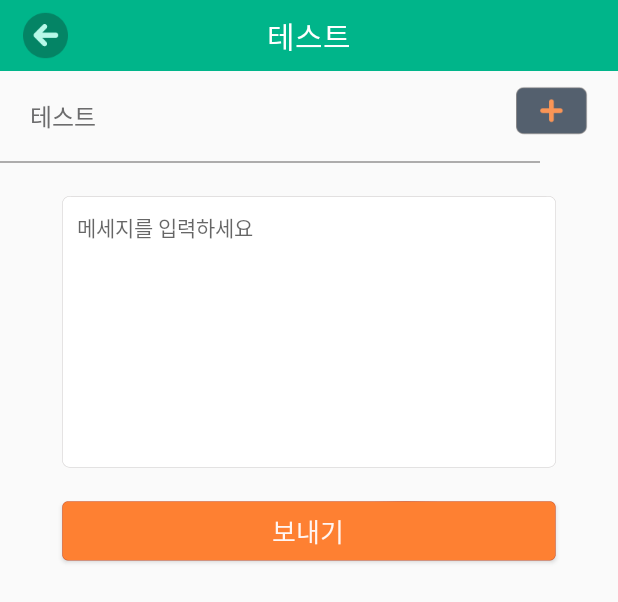
After one commit to choisungkuen/INTOIN, an Android app: the layout message_content.xml on its own in the app's theme, with its tools: preview values and no code run, on a phone screen of 412 x 824 dp. The commit adds this screen. Shown: the top 602 px of the screen. Run offline under Robolectric (Android 15) with nearby library versions, the phone set to English and light mode, and no system bars.

Commit message:
intoin app 레이아웃 작업내역

```diff
--- a/app/src/main/java/com/example/intoin/myapplication/util/Util.java
+++ b/app/src/main/java/com/example/intoin/myapplication/util/Util.java
@@ -1,10 +1,11 @@
 package com.example.intoin.myapplication.util;
 
 import android.app.Activity;
-import android.app.AlertDialog;
+
 import android.content.Context;
 import android.content.Intent;
 import android.graphics.Color;
+import android.support.v7.app.AlertDialog;
 import android.view.View;
 import android.view.Window;
 import android.view.WindowManager;
@@ -29,7 +30,7 @@ public class Util {
 
     //회원가입 성공 팝
     public static void JoinCompletePop(Context context,final Activity activity) {
-        AlertDialog.Builder ab = new AlertDialog.Builder(activity);
+        AlertDialog.Builder ab = new AlertDialog.Builder(context);
         View view = activity.getLayoutInflater().inflate(R.layout.login_dialog, null);
         view.setBackgroundColor(Color.TRANSPARENT);
         Button ok_bt = (Button)view.findViewById(R.id.ok_bt);
@@ -47,6 +48,7 @@ public class Util {
         lp.copyFrom(dialog1.getWindow().getAttributes());
         lp.width = WindowManager.LayoutParams.WRAP_CONTENT;
         lp.height = WindowManager.LayoutParams.WRAP_CONTENT;
+
         dialog1.show();
         Window window = dialog1.getWindow();
         window.setAttributes(lp);
@@ -57,7 +59,7 @@ public class Util {
 
     // 메시지 팝업
     public static void MSGCompletePop(Context context,final Activity activity, String text) {
-        AlertDialog.Builder ab = new AlertDialog.Builder(activity);
+        AlertDialog.Builder ab = new AlertDialog.Builder(context);
         View view = activity.getLayoutInflater().inflate(R.layout.msg_dialog, null);
         view.setBackgroundColor(Color.TRANSPARENT);
         Button ok_bt = (Button)view.findViewById(R.id.ok_bt);
@@ -92,7 +94,7 @@ public class Util {
 
     // 고객삭제 팝업
     public static void CustomerDeletePop(Context context,final Activity activity, String text) {
-        AlertDialog.Builder ab = new AlertDialog.Builder(activity);
+        AlertDialog.Builder ab = new AlertDialog.Builder(context);
         View view = activity.getLayoutInflater().inflate(R.layout.customer_dialog, null);
         view.setBackgroundColor(Color.TRANSPARENT);
         Button ok_bt = (Button)view.findViewById(R.id.ok_bt);
@@ -123,7 +125,7 @@ public class Util {
 
     // 라인등록 고객등록 팝업
     public static void CustomerAddePop(final Context context,final Activity activity) {
-        AlertDialog.Builder ab = new AlertDialog.Builder(activity);
+        AlertDialog.Builder ab = new AlertDialog.Builder(context);
         View view = activity.getLayoutInflater().inflate(R.layout.customeradd_dialog, null);
         view.setBackgroundColor(Color.TRANSPARENT);
         Button ok_bt = (Button)view.findViewById(R.id.ok_bt);
--- a/app/src/main/res/layout/app_bar_main.xml
+++ b/app/src/main/res/layout/app_bar_main.xml
@@ -28,6 +28,8 @@
             android:id="@+id/tabanim_tabs"
             android:layout_width="match_parent"
             android:layout_height="37dp"
+            app:tabGravity="fill"
+            app:tabMode="fixed"
 
             />
 
--- a/app/src/main/res/layout/login_dialog.xml
+++ b/app/src/main/res/layout/login_dialog.xml
@@ -2,6 +2,7 @@
 <RelativeLayout xmlns:android="http://schemas.android.com/apk/res/android"
     android:layout_width="match_parent"
     android:layout_height="match_parent"
+
 
 
     >
--- /dev/null
+++ b/app/src/main/res/layout/message_content.xml
@@ -0,0 +1,97 @@
+<?xml version="1.0" encoding="utf-8"?>
+<LinearLayout xmlns:android="http://schemas.android.com/apk/res/android"
+    android:orientation="vertical" android:layout_width="match_parent"
+    android:layout_height="match_parent">
+
+    <include layout="@layout/login_actionbar"></include>
+
+    <LinearLayout
+        android:layout_width="match_parent"
+        android:layout_height="wrap_content"
+        android:orientation="horizontal"
+
+
+        >
+
+        <TextView
+            android:layout_width="wrap_content"
+            android:layout_height="wrap_content"
+            android:layout_weight="1"
+            android:textSize="16dp"
+            android:text="테스트"
+            android:textColor="#6c6c6d"
+            android:layout_gravity="center"
+
+            android:layout_marginLeft="20dp"
+            android:layout_marginTop="18dp"
+            android:layout_marginBottom="18dp"
+            />
+
+        <LinearLayout
+            android:layout_width="wrap_content"
+            android:layout_height="wrap_content"
+            android:gravity="right"
+            >
+
+            <Button
+                android:layout_width="48dp"
+                android:layout_height="33dp"
+                android:background="@drawable/f_plus_btn"
+                android:layout_marginRight="20dp"
+                android:layout_marginTop="10dp"
+
+                />
+
+
+        </LinearLayout>
+
+
+
+    </LinearLayout>
+
+    <View
+        android:layout_width="360dp"
+        android:layout_height="1dp"
+        android:background="#adacac"
+        android:layout_gravity="center_vertical"
+        ></View>
+
+
+    <EditText
+        android:layout_marginTop="22dp"
+        android:layout_width="329dp"
+        android:layout_height="181dp"
+        android:background="@drawable/c_box"
+        android:layout_gravity="center"
+        android:hint="메세지를 입력하세요"
+        android:padding="10dp"
+        android:gravity="top"
+        android:textSize="14dp"
+        >
+
+
+
+
+    </EditText>
+
+
+    <Button
+        android:layout_marginTop="22dp"
+        android:layout_width="329dp"
+        android:layout_height="40dp"
+        android:background="@drawable/d_group_btn"
+        android:text="보내기"
+        android:textColor="#fff5f3"
+        android:textSize="17dp"
+        android:id="@+id/inquiry_Bt"
+        android:layout_gravity="center" />
+
+
+
+
+
+
+
+
+
+</LinearLayout>
--- a/app/src/main/res/menu/menu_1.xml
+++ b/app/src/main/res/menu/menu_1.xml
@@ -1,9 +1,9 @@
 <menu xmlns:android="http://schemas.android.com/apk/res/android"
     xmlns:app="http://schemas.android.com/apk/res-auto"
     xmlns:tools="http://schemas.android.com/tools" tools:context=".MainActivity">
-    <item android:id="@+id/search" android:title="@string/action_settings"
-    android:icon="@drawable/actionbar_search" app:showAsAction="ifRoom|withText" />
+    <item android:id="@+id/search" android:title=""
+    android:icon="@drawable/actionbar_search" app:showAsAction="ifRoom" />
 
-    <item android:id="@+id/bookmark" android:title="@string/action_settings"
-          android:icon="@drawable/actionbar_bookmark" app:showAsAction="ifRoom|withText" />
+    <item android:id="@+id/bookmark" android:title=""
+          android:icon="@drawable/actionbar_bookmark" app:showAsAction="ifRoom" />
 </menu>
--- a/app/src/main/res/values/styles.xml
+++ b/app/src/main/res/values/styles.xml
@@ -4,6 +4,7 @@
     <style name="AppTheme" parent="Theme.AppCompat.Light.DarkActionBar">
         <!-- Customize your theme here. -->
         <item name="android:windowContentOverlay">@null</item>
+
     </style>
     <style name="AppTheme.NoActionBar">
         <item name="windowActionBar">false</item>
@@ -12,6 +13,8 @@
 
     <style name="AppTheme.AppBarOverlay" parent="ThemeOverlay.AppCompat.Dark.ActionBar" />
     <style name="AppTheme.PopupOverlay" parent="ThemeOverlay.AppCompat.Light" />
+
+
 
 <!--탭메뉴 커스텀 -->
 
@@ -30,7 +33,7 @@
     </style>
 
     <style name="MyCustomTabTextNomal" parent="TextAppearance.AppCompat.Button">
-        <item name="android:textSize">14sp</item>
+        <item name="android:textSize">15sp</item>
         <item name="android:textColor">@color/tabnormalfont</item>
     </style>
 
```
Also changed, not shown: app/src/main/res/drawable-hdpi/f_plus_btn.png (added), app/src/main/res/drawable-mdpi/f_plus_btn.png (added), app/src/main/res/drawable-xhdpi/f_plus_btn.png (added), app/src/main/res/drawable-xhdpi/intro.png (deleted), app/src/main/res/drawable-xxhdpi/f_plus_btn.png (added), app/src/main/res/drawable/f_plus_btn.png (added), app/src/main/res/drawable/intro.jpg (added).
